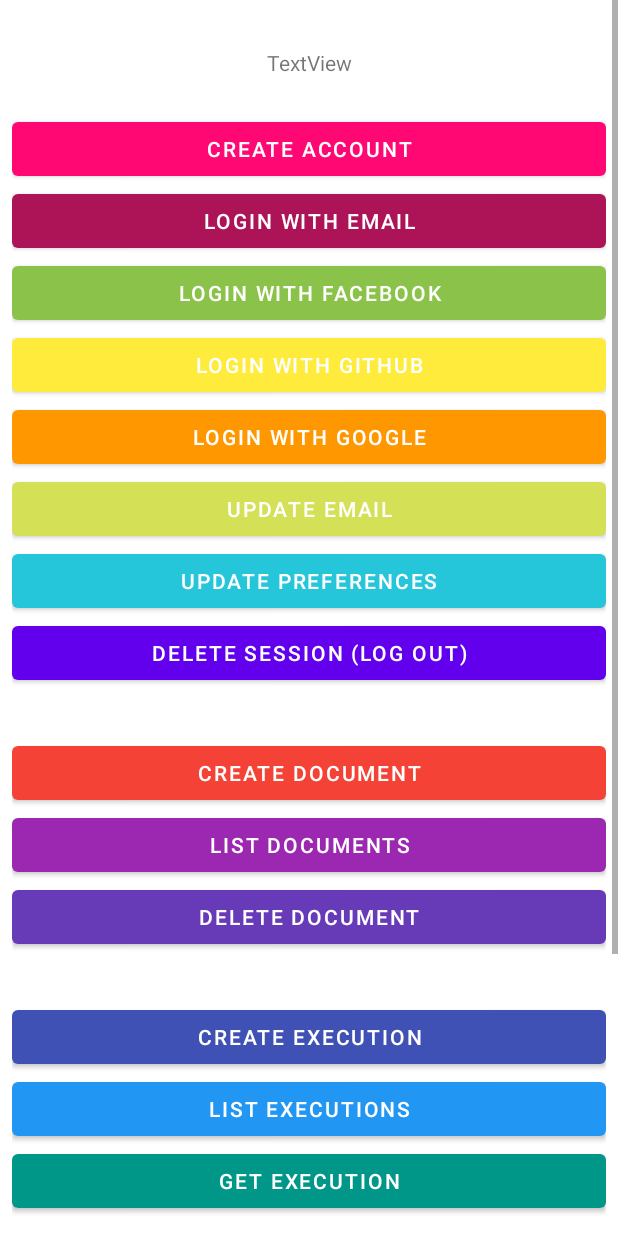
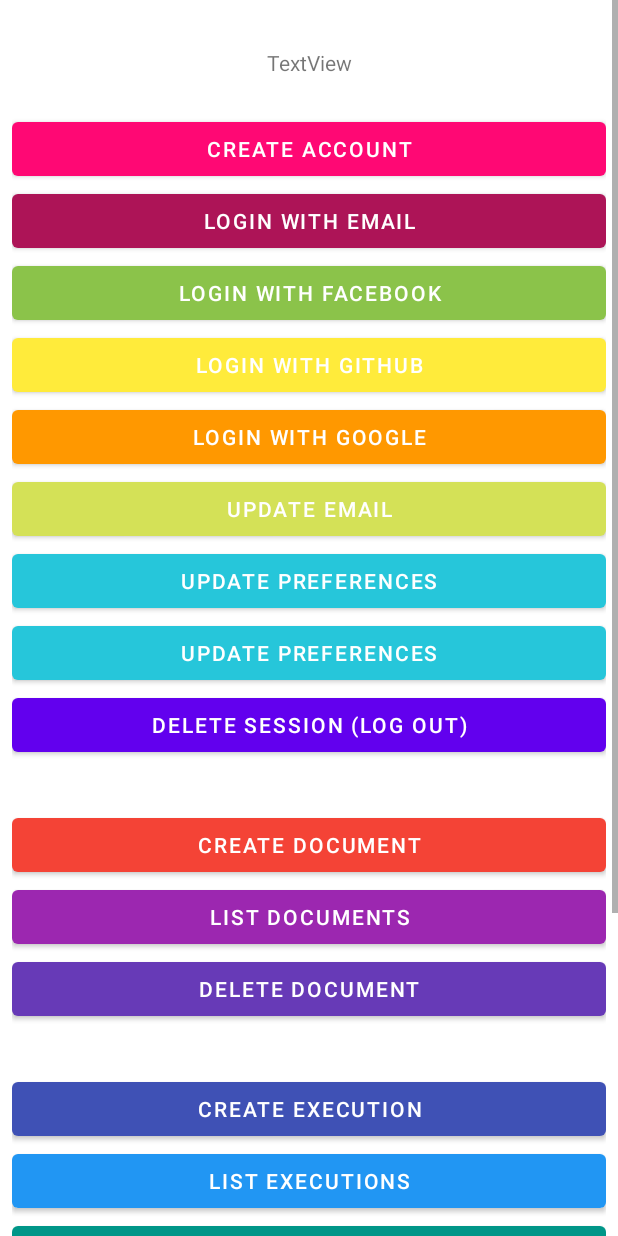
Before and after one commit to appwrite/playground-for-android, an Android app: the layout activity_main.xml on its own in the app's theme, with its tools: preview values and no code run, on a phone screen of 412 x 824 dp. Run offline under Robolectric (Android 15) with nearby library versions, the phone set to English and light mode, and no system bars.

```diff
--- a/app/src/main/java/io/appwrite/playgroundforandroid/MainActivity.kt
+++ b/app/src/main/java/io/appwrite/playgroundforandroid/MainActivity.kt
@@ -90,6 +90,9 @@ class MainActivity : AppCompatActivity() {
         binding.updatePrefs.setOnClickListener {
             viewModel.updateAccountPrefs()
         }
+        binding.updateStatus.setOnClickListener {
+            viewModel.updateStatus()
+        }
         binding.subscribeButton.setOnClickListener {
             viewModel.subscribeToRealtime()
             Toast.makeText(this, R.string.subscribed, Toast.LENGTH_SHORT).show()
--- a/app/src/main/res/layout/activity_main.xml
+++ b/app/src/main/res/layout/activity_main.xml
@@ -78,6 +78,13 @@
 
             <Button
                 android:id="@+id/updatePrefs"
+                android:layout_width="match_parent"
+                android:layout_height="wrap_content"
+                android:text="Update Preferences"
+                app:backgroundTint="#26C6DA" />
+
+            <Button
+                android:id="@+id/updateStatus"
                 android:layout_width="match_parent"
                 android:layout_height="wrap_content"
                 android:text="Update Preferences"
```
Also changed, not shown: app/src/main/java/io/appwrite/playgroundforandroid/PlaygroundViewModel.kt (+13 -0 lines).
